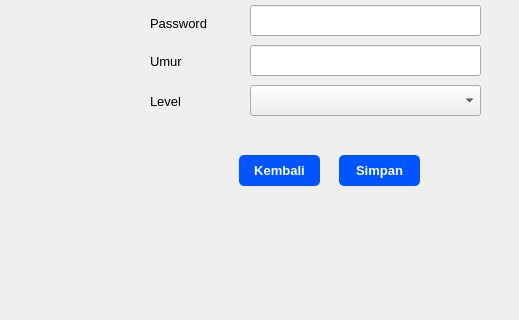
Above: form_edit_data_admin.ui from naylasalsdev-project/SudiKasusUAS before the change; both pictures show x 0 to 519 and y 265 to 585 of the 661 by 585 pixel window. Below: the same form after it.
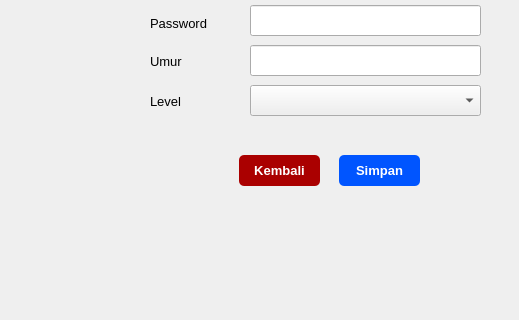
That is the form after the change.

```diff
--- a/form_edit_data_admin.ui
+++ b/form_edit_data_admin.ui
@@ -147,7 +147,7 @@
     </property>
     <property name="styleSheet">
      <string notr="true">QPushButton {
-    background-color: rgb(0, 85, 255);
+    background-color: rgb(170, 0, 0);
     color: white;
     border-radius: 5px;   
     padding: 6px;           
```
